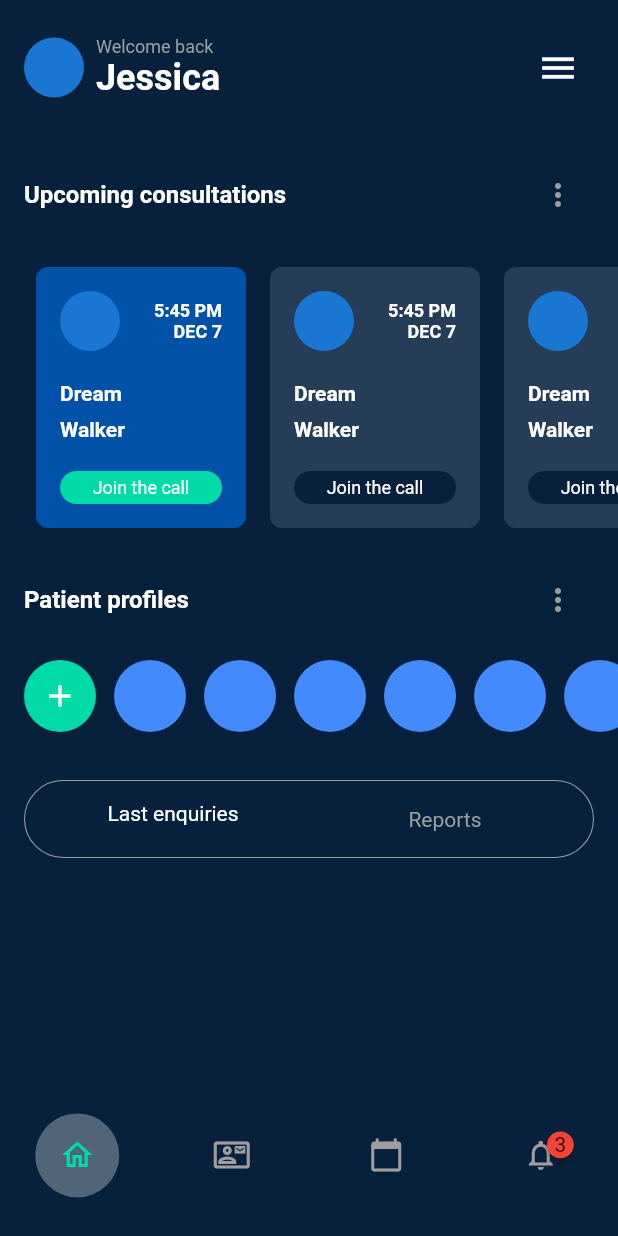
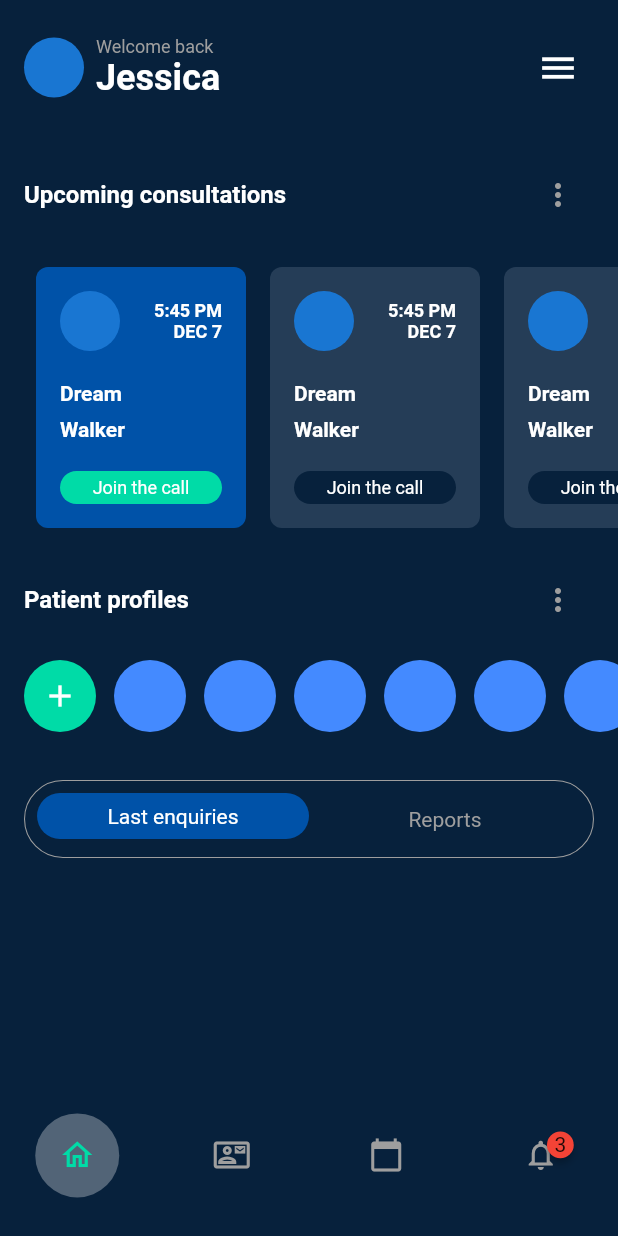
Before and after one commit to JAICHANGPARK/flutter_notebook_17th_story, a Flutter app: the MedicalMainPage screen opened directly, on a phone screen of 412 x 824 dp. Run offline on Flutter 3.47's test engine with Material 2 defaults, Android fonts, the phone set to English and light mode, and no system bars; drawn by our look-alikes of badges; our stand-ins replace cached_network_image, fl_chart, flutter_riverpod, freezed_annotation, ionicons, percent_indicator; network calls fail.

Commit message:
Update medical_main_page.dart

```diff
--- a/lib/ep1032_medical_app/src/medical_main_page.dart
+++ b/lib/ep1032_medical_app/src/medical_main_page.dart
@@ -226,7 +226,7 @@ class MedicalMainPage extends StatelessWidget {
                       height: 52,
                       decoration: BoxDecoration(
                           border: Border.all(color: Colors.grey, width: 0.7), borderRadius: BorderRadius.circular(36)),
-                      padding: EdgeInsets.symmetric(horizontal: 8, vertical: 2),
+                      padding: EdgeInsets.symmetric(horizontal: 8, vertical: 4),
                       child: Row(
                         children: [
                           Expanded(
@@ -235,9 +235,12 @@ class MedicalMainPage extends StatelessWidget {
                               Positioned(
                                   left: 0,
                                   right: 0,
-                                  top: 0,
+                                  top: 4,
                                   bottom: 8,
                                   child: Container(
+                                    decoration: BoxDecoration(
+                                        color: const Color.fromRGBO(0, 82, 168, 1),
+                                        borderRadius: BorderRadius.circular(24)),
                                     child: Center(
                                       child: Text(
                                         "Last enquiries",
@@ -246,7 +249,15 @@ class MedicalMainPage extends StatelessWidget {
                                         ),
                                       ),
                                     ),
-                                  ))
+                                  )),
+                              Positioned(
+                                child: Center(
+                                  child: Container(
+                                    height: 4,
+                                    width: 4,
+                                  ),
+                                ),
+                              ),
                             ],
                           )),
                           Expanded(
```
